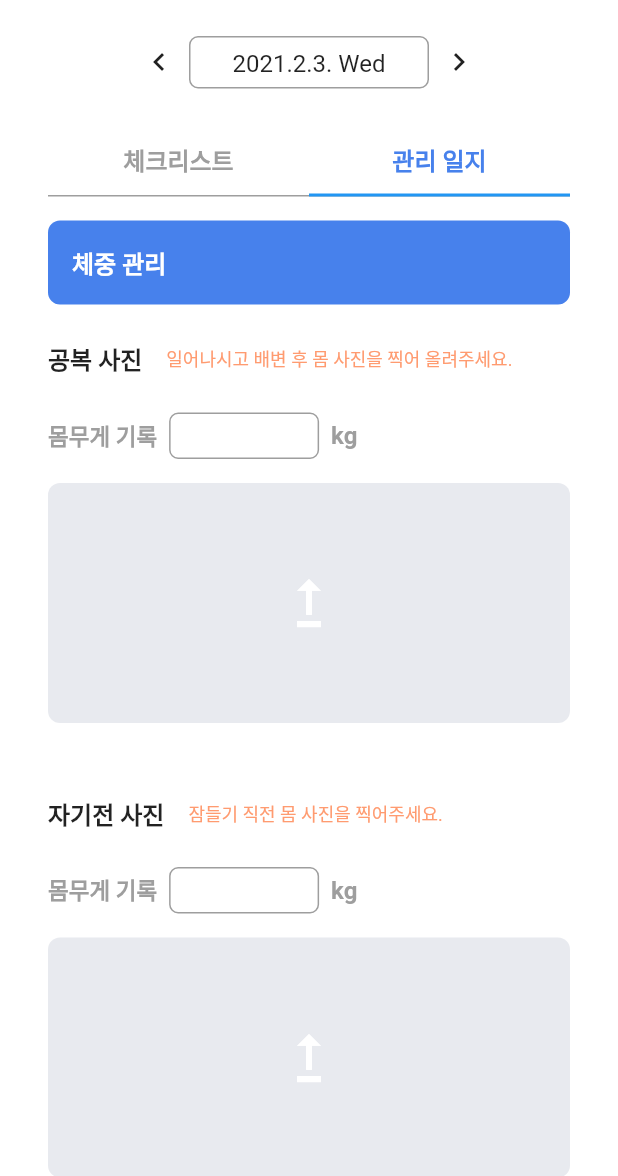
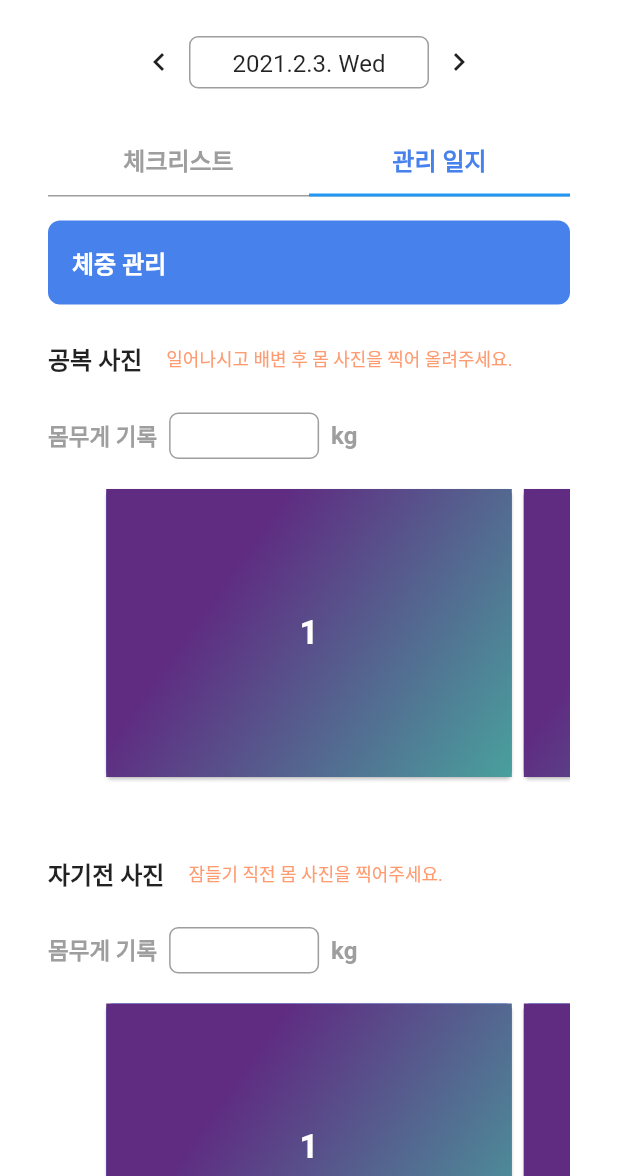
Before and after one commit to namhosung6023/flutter_fitwith_final, a Flutter app: the PremiumMemberPage screen opened directly, tab 2 chosen, on a phone screen of 412 x 824 dp, the part 60-1236 px from its top. Run offline on Flutter 3.47's test engine with Material 2 defaults, Android fonts, the phone set to English and light mode, and no system bars; drawn by our look-alikes of carousel_slider; our stand-ins replace dio, flutter_swiper, image_picker, jwt_decoder, percent_indicator, shared_preferences and 1 more; missing offline and left inert: keyboard_visibility, mime_type, multi_charts; accounts and stored records are empty; network calls fail; Roboto replaces fonts that are missing (SpoqaHanSansNeo).

Commit message:
바뀐 ui로 변경 하는 작업중

```diff
--- a/lib/views/premium/widgets/widget_member_diary.dart
+++ b/lib/views/premium/widgets/widget_member_diary.dart
@@ -1,4 +1,5 @@
 import 'dart:io';
+import 'package:carousel_slider/carousel_slider.dart';
 import 'package:fitwith/utils/utils_common.dart';
 import 'package:flutter/cupertino.dart';
 import 'package:flutter/material.dart';
@@ -10,8 +11,6 @@ import 'package:jwt_decoder/jwt_decoder.dart';
 import 'dart:convert';
 import 'package:mime_type/mime_type.dart';
 
-
-
 class MemberDiary extends StatefulWidget {
   MemberDiary({Key key, this.selectedDay}) : super(key: key);
   final DateTime selectedDay;
@@ -22,10 +21,30 @@ class MemberDiary extends StatefulWidget {
 
 class _MemberDiaryState extends State<MemberDiary> {
 
+
+  int _currentIndex = 0;
+
+  int _pictureNumber = 0;
+
+  List cardList = [
+    Item1(),
+    Item2(),
+    Item3()
+  ];
+
+  List<T> map<T>(List list, Function handler) {
+    List<T> result = [];
+    for (var i = 0; i < list.length; i++) {}
+    return result;
+  }
+
   final String endPoint = 'http://10.0.2.2:3000/file/upload';
   String morningBody = '';
   String nightBody = '';
   String morningFood = '';
+  String afternoonFood = '';
+  String nightFood = '';
+  String snack = '';
   String userId;
   Map<String, dynamic> bodyLog;
 
@@ -38,93 +57,84 @@ class _MemberDiaryState extends State<MemberDiary> {
 
     Dio dio = new Dio();
     dio.options.headers["accesstoken"] = "$token";
-    Response response =
-    await dio.get('http://10.0.2.2:3000/file/diary/user/$userId', queryParameters: {
-      "date": widget.selectedDay
-    });
+    Response response = await dio.get(
+        'http://10.0.2.2:3000/file/diary/user/$userId',
+        queryParameters: {"date": widget.selectedDay});
     bodyLog = response.data['bodyLog'];
     setState(() {
-      if(response.data['bodyLog'].length > 0){
+      if (response.data['bodyLog'].length > 0) {
         morningBody = response.data['bodyLog'][0]['morningBody'][0];
         // nightBody = response.data['bodyLog'][0]['nightBody'];
         // morningFood = response.data['bodyLog'][0]['morningFood'];
 
-      }else{
+      } else {
         setState(() {
           morningBody = '';
-          // nightBody = '';
-          // morningFood = '';
+          nightBody = '';
+          morningFood = '';
         });
       }
     });
   }
 
-  void _upload(File file, int pictureNumber) async {
+  void _upload(File file) async {
     print("업로드함수");
-    String fileName = file.path
-        .split('/')
-        .last;
+    String fileName = file.path.split('/').last;
     String mimeType = mime(fileName);
     String mimee = mimeType.split('/')[0];
     String type = mimeType.split('/')[1];
 
     FormData formData = FormData.fromMap({
-      "file": await MultipartFile.fromFile(
-          file.path,
-          filename: fileName,
-          contentType: MediaType(mimee, type)
-      ),
-      "pictureNumber": pictureNumber,
-      "date" : widget.selectedDay,
+      "file": await MultipartFile.fromFile(file.path,
+          filename: fileName, contentType: MediaType(mimee, type)),
+      "pictureNumber": _pictureNumber,
+      "date": widget.selectedDay,
     });
 
     SharedPreferences prefs = await SharedPreferences.getInstance();
     final token = prefs.getString('token');
 
-
     Dio dio = new Dio();
     Map<String, dynamic> decodedToken = JwtDecoder.decode(token);
     userId = decodedToken['_id'];
     dio.options.headers["accesstoken"] = "$token";
-      Response response = await dio.post(endPoint, data: formData, queryParameters: {
-        "date": widget.selectedDay
-      });
+    Response response = await dio.post(endPoint,
+        data: formData, queryParameters: {"date": widget.selectedDay});
   }
 
   File _image;
   final file = ImagePicker();
 
-  Future galleryImage(int pictureNumber) async {
+  Future galleryImage() async {
     final pickedFile = await file.getImage(source: ImageSource.gallery);
     print("pickedFile:${pickedFile.toString()}");
 
     setState(() {
       if (pickedFile != null) {
         _image = File(pickedFile.path);
-        _upload(_image, pictureNumber);
+        print(_pictureNumber);
+        _upload(_image);
       } else {
         return Image.file(_image);
       }
     });
   }
 
-  Future cameraImage(int pictureNumber) async {
+  Future cameraImage() async {
     final pickedFile = await file.getImage(source: ImageSource.camera);
 
     setState(() {
       if (pickedFile != null) {
         _image = File(pickedFile.path);
-        _upload(_image, pictureNumber);
+        _upload(_image);
       } else {
         return Image.file(_image);
       }
     });
   }
 
-
   /// Dropdown button value;
   int _value = 0;
-
 
   @override
   void initState() {
@@ -132,6 +142,7 @@ class _MemberDiaryState extends State<MemberDiary> {
     super.initState();
     _getdata();
   }
+
   @override
   void didUpdateWidget(covariant MemberDiary oldWidget) {
     _getdata();
@@ -192,7 +203,11 @@ class _MemberDiaryState extends State<MemberDiary> {
         value: value,
         child: Row(
           children: [
-            Text('$text', style: TextStyle(color: Colors.grey, fontSize: 13.0, fontWeight: FontWeight.bold)),
+            Text('$text',
+                style: TextStyle(
+                    color: Colors.grey,
+                    fontSize: 13.0,
+                    fontWeight: FontWeight.bold)),
             const SizedBox(width: 16.0),
           ],
         ),
@@ -208,7 +223,9 @@ class _MemberDiaryState extends State<MemberDiary> {
           child: Container(
             height: 32.0,
             padding: const EdgeInsets.only(left: 16.0, right: 16.0),
-            decoration: BoxDecoration(border: Border.all(color: Colors.grey), borderRadius: BorderRadius.circular(6.0)),
+            decoration: BoxDecoration(
+                border: Border.all(color: Colors.grey),
+                borderRadius: BorderRadius.circular(6.0)),
             child: DropdownButton(
               value: this._value,
               underline: Container(),
@@ -218,14 +235,19 @@ class _MemberDiaryState extends State<MemberDiary> {
                 dropdownItem(0, '아침'),
                 dropdownItem(1, '점심'),
                 dropdownItem(2, '저녁'),
+                dropdownItem(3, '간식'),
               ],
             ),
           ),
         ),
         const SizedBox(height: 8.0),
-        if (_value == 0) _buildUploadImages(morningFood, 2)
-        else if (_value == 1) _buildUploadImages(morningFood, 3)
-        else _buildUploadImages(morningFood, 4),
+        if (_value == 0)
+          _buildUploadImages(morningFood, 2)
+        else if (_value == 1)
+          _buildUploadImages(afternoonFood, 3)
+        else if (_value == 2)
+          _buildUploadImages(nightFood, 4)
+        else _buildUploadImages(snack, 5),
         const SizedBox(height: 16.0),
         Row(
           children: [
@@ -233,13 +255,17 @@ class _MemberDiaryState extends State<MemberDiary> {
             const SizedBox(width: 16.0),
             Expanded(
               child: TextField(
-                style: TextStyle(fontSize: 13.0, fontWeight: FontWeight.bold, color: Colors.black54),
+                style: TextStyle(
+                    fontSize: 13.0,
+                    fontWeight: FontWeight.bold,
+                    color: Colors.black54),
                 decoration: InputDecoration(
                   isDense: true, // Added this
                   contentPadding: EdgeInsets.all(8.0),
                   hintText: '음식이름을 입력해주세요',
                   hintStyle: TextStyle(color: Color(0xffCCCCCC)),
-                  border: OutlineInputBorder(borderRadius: BorderRadius.circular(6.0)),
+                  border: OutlineInputBorder(
+                      borderRadius: BorderRadius.circular(6.0)),
                 ),
               ),
             ),
@@ -260,7 +286,8 @@ class _MemberDiaryState extends State<MemberDiary> {
         alignment: Alignment.centerLeft,
         child: Text(
           value,
-          style: TextStyle(color: Colors.white, fontSize: 16.0, fontWeight: FontWeight.bold),
+          style: TextStyle(
+              color: Colors.white, fontSize: 16.0, fontWeight: FontWeight.bold),
         ),
       ),
     );
@@ -285,19 +312,54 @@ class _MemberDiaryState extends State<MemberDiary> {
     );
   }
 
+
+
   /// 이미지 업로드 영역 빌드.
   Widget _buildUploadImages(String imageUrl, int pictureNumber) {
     return InkWell(
-      child: Container(
-      width: double.infinity,
-      height: 160.0,
-      child : imageUrl == '' ? Icon(Icons.upgrade, color: Colors.white, size: 48.0) : ClipRRect(
-        borderRadius: BorderRadius.circular(8.0),
-          child: Image.network(imageUrl, fit: BoxFit.fill,)),
+      child: Column(
+        children: [
+          CarouselSlider(
+            options: CarouselOptions(
+              height: 200.0,
+              enableInfiniteScroll: false,
+              aspectRatio: 2.0,
+              onPageChanged: (index, reason) {
+                setState(() {
+                  _currentIndex = index;
+                });
+              },
+            ),
+            items: cardList.map((card){
+              return Builder(
+                  builder:(BuildContext context){
+                    return Container(
+                      height: MediaQuery.of(context).size.height*0.30,
+                      width: MediaQuery.of(context).size.width,
+                      child: Card(
+                        color: Colors.blueAccent,
+                        child: card,
+                      ),
+                    );
+                  }
+              );
+            }).toList(),
+          ),
+          Row(
+            mainAxisAlignment: MainAxisAlignment.center,
+            children: map<Widget>(cardList, (index, url) {
+              return Container(
+                width: 5.0,
+                height: 5.0,
+                margin: EdgeInsets.symmetric(vertical: 10.0, horizontal: 2.0),
                 decoration: BoxDecoration(
-        color: Color(0xffE8EAEF),
-        borderRadius: BorderRadius.circular(8.0),
+                  shape: BoxShape.circle,
+                  color: _currentIndex == index ? Colors.blueAccent : Colors.grey,
                 ),
+              );
+            }),
+          ),
+        ],
       ),
       onTap: () {
         showModalBottomSheet(
@@ -305,21 +367,20 @@ class _MemberDiaryState extends State<MemberDiary> {
               borderRadius: BorderRadius.all(Radius.circular(30.0)),
             ),
             backgroundColor: Colors.blue,
-            context: context, builder: ((builder) => bottomSheet()));
+            context: context,
+            builder: ((builder) => bottomSheet()));
+        _pictureNumber = pictureNumber;
       },
     );
   }
+
 
   ///사진과 겔러리 선택 하단바
   Widget bottomSheet() {
     return Container(
         height: 100,
         width: MediaQuery.of(context).size.width,
-        margin: EdgeInsets.symmetric(
-            horizontal: 30,
-            vertical: 30
-        ),
-
+        margin: EdgeInsets.symmetric(horizontal: 30, vertical: 30),
         child: Column(
           children: <Widget>[
             Text(
@@ -329,31 +390,46 @@ class _MemberDiaryState extends State<MemberDiary> {
                 color: Colors.white,
               ),
             ),
-            SizedBox(height: 10,),
+            SizedBox(
+              height: 10,
+            ),
             Row(
               mainAxisAlignment: MainAxisAlignment.spaceBetween,
               children: <Widget>[
                 FlatButton.icon(
-                  icon: Icon(Icons.camera_alt, size: 20, color: Colors.white,),
+                  icon: Icon(
+                    Icons.camera_alt,
+                    size: 20,
+                    color: Colors.white,
+                  ),
                   onPressed: () {
-                    cameraImage(1);
+                    cameraImage();
                     Navigator.pop(context);
                   },
-                  label: Text('Camera', style: TextStyle(fontSize: 18, color: Colors.white), ),
+                  label: Text(
+                    'Camera',
+                    style: TextStyle(fontSize: 18, color: Colors.white),
+                  ),
                 ),
                 FlatButton.icon(
-                  icon: Icon(Icons.photo_library, size: 23, color: Colors.white,),
+                  icon: Icon(
+                    Icons.photo_library,
+                    size: 23,
+                    color: Colors.white,
+                  ),
                   onPressed: () {
-                    galleryImage(2);
+                    galleryImage();
                     Navigator.pop(context);
                   },
-                  label: Text('Gallery', style: TextStyle(fontSize: 18, color: Colors.white),),
+                  label: Text(
+                    'Gallery',
+                    style: TextStyle(fontSize: 18, color: Colors.white),
+                  ),
                 )
               ],
             )
           ],
-        )
-    );
+        ));
   }
 
   /// 몸무게 입력 영역 빌드.
@@ -372,11 +448,15 @@ class _MemberDiaryState extends State<MemberDiary> {
         SizedBox(
           width: 100.0,
           child: TextField(
-            style: TextStyle(fontSize: 13.0, fontWeight: FontWeight.bold, color: Colors.black54),
+            style: TextStyle(
+                fontSize: 13.0,
+                fontWeight: FontWeight.bold,
+                color: Colors.black54),
             decoration: InputDecoration(
               isDense: true, // Added this
               contentPadding: EdgeInsets.all(8.0),
-              border: OutlineInputBorder(borderRadius: BorderRadius.circular(6.0)),
+              border:
+                  OutlineInputBorder(borderRadius: BorderRadius.circular(6.0)),
             ),
           ),
         ),
@@ -393,3 +473,96 @@ class _MemberDiaryState extends State<MemberDiary> {
     );
   }
 }
+
+class Item2 extends StatelessWidget {
+  const Item2({Key key}) : super(key: key);
+
+  @override
+  Widget build(BuildContext context) {
+    return Container(
+      decoration: BoxDecoration(
+        gradient: LinearGradient(
+            begin: Alignment.topLeft,
+            end: Alignment.bottomRight,
+            stops: [0.3, 1],
+            colors: [Color(0xff5f2c82), Color(0xff49a09d)]
+        ),
+      ),
+      child: Column(
+        mainAxisAlignment: MainAxisAlignment.center,
+        children: <Widget>[
+          Text(
+              "2",
+              style: TextStyle(
+                  color: Colors.white,
+                  fontSize: 22.0,
+                  fontWeight: FontWeight.bold
+              )
+          ),
+        ],
+      ),
+    );
+  }
+ }
+
+class Item1 extends StatelessWidget {
+  const Item1({Key key}) : super(key: key);
+
+  @override
+  Widget build(BuildContext context) {
+    return Container(
+      decoration: BoxDecoration(
+        gradient: LinearGradient(
+            begin: Alignment.topLeft,
+            end: Alignment.bottomRight,
+            stops: [0.3, 1],
+            colors: [Color(0xff5f2c82), Color(0xff49a09d)]
+        ),
+      ),
+      child: Column(
+        mainAxisAlignment: MainAxisAlignment.center,
+        children: <Widget>[
+          Text(
+              "1",
+              style: TextStyle(
+                  color: Colors.white,
+                  fontSize: 22.0,
+                  fontWeight: FontWeight.bold
+              )
+          ),
+        ],
+      ),
+    );
+  }
+}
+
+class Item3 extends StatelessWidget {
+  const Item3({Key key}) : super(key: key);
+
+  @override
+  Widget build(BuildContext context) {
+    return Container(
+      decoration: BoxDecoration(
+        gradient: LinearGradient(
+            begin: Alignment.topLeft,
+            end: Alignment.bottomRight,
+            stops: [0.3, 1],
+            colors: [Color(0xff5f2c82), Color(0xff49a09d)]
+        ),
+      ),
+      child: Column(
+        mainAxisAlignment: MainAxisAlignment.center,
+        children: <Widget>[
+          Text(
+              "3",
+              style: TextStyle(
+                  color: Colors.white,
+                  fontSize: 22.0,
+                  fontWeight: FontWeight.bold
+              )
+          ),
+        ],
+      ),
+    );
+  }
+}
--- a/pubspec.yaml
+++ b/pubspec.yaml
@@ -17,6 +17,7 @@ dependencies:
   jwt_decoder: ^1.0.3
   image_picker:
   google_maps_flutter:
+  carousel_slider: ^3.0.0
 
   # following page : https://pub.dev/packages/provider
   provider: ^4.3.2+3
```
Also changed, not shown: pubspec.lock. Lines whose indentation alone changed are shown as unchanged.
